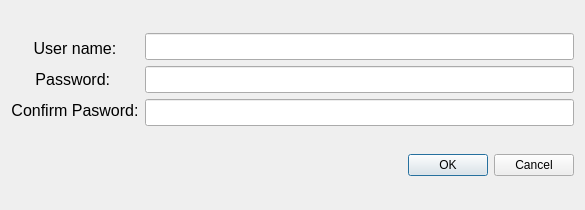
First picture: the form in access_control_client/adduser.ui, repository jlliteres/edib, before the edit.
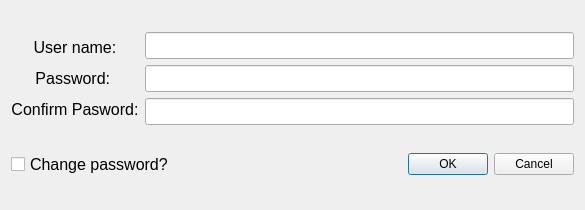
Second picture: the form after the edit.

The edit to the form file:
```diff
--- a/access_control_client/adduser.ui
+++ b/access_control_client/adduser.ui
@@ -148,6 +148,18 @@
    </item>
    <item row="2" column="0">
     <layout class="QHBoxLayout" name="horizontalLayout_2">
+     <item>
+      <widget class="QCheckBox" name="changePassword">
+       <property name="font">
+        <font>
+         <pointsize>12</pointsize>
+        </font>
+       </property>
+       <property name="text">
+        <string>Change password?</string>
+       </property>
+      </widget>
+     </item>
      <item>
       <spacer name="horizontalSpacer">
        <property name="orientation">
```
